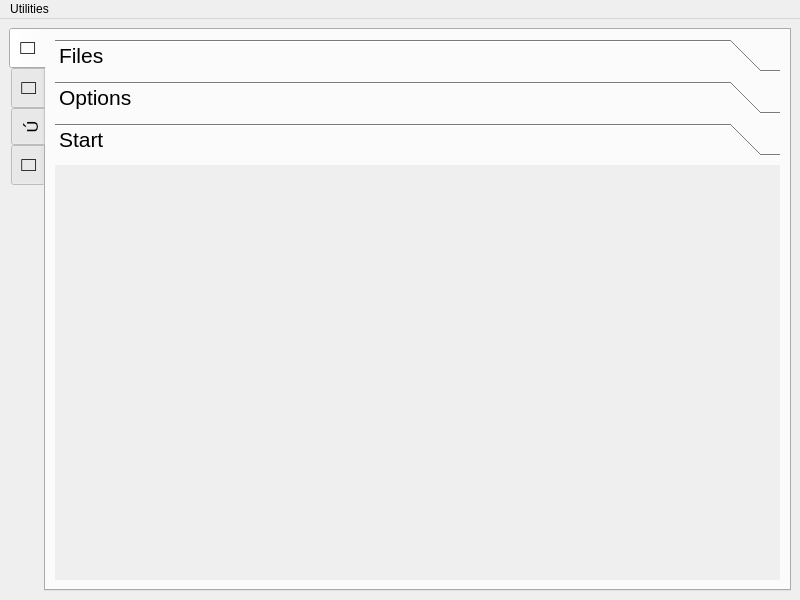
Old version of the form craplog/mainwindow.ui in the repository elB4RTO/LogDoctor.
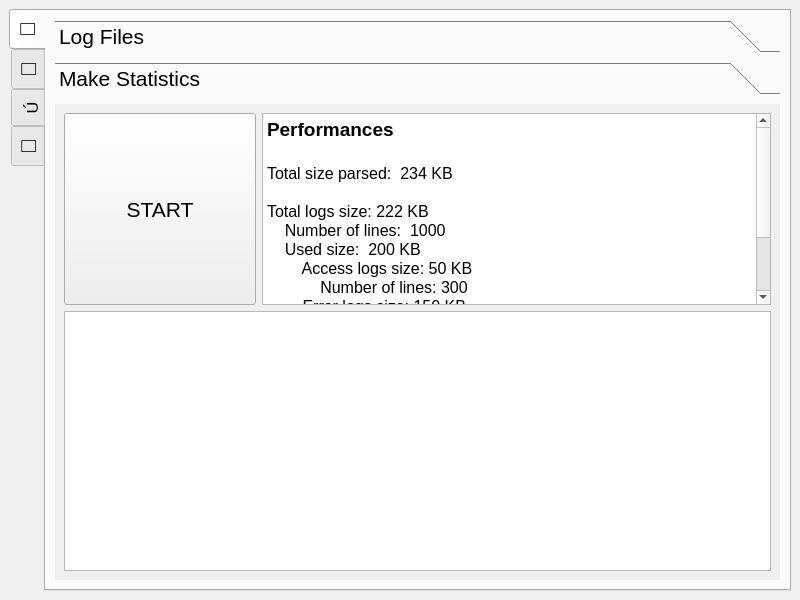
New version of the form. The open tabs and pages were chosen to show the change. Icons and pictures are not drawn.

Commit message: Updated LogsTab design

```diff
--- a/craplog/mainwindow.ui
+++ b/craplog/mainwindow.ui
@@ -76,7 +76,7 @@
         <item>
          <widget class="QToolBox" name="LogBox">
           <property name="sizePolicy">
-           <sizepolicy hsizetype="Expanding" vsizetype="Expanding">
+           <sizepolicy hsizetype="Expanding" vsizetype="MinimumExpanding">
             <horstretch>0</horstretch>
             <verstretch>0</verstretch>
            </sizepolicy>
@@ -88,12 +88,15 @@
            <number>9</number>
           </property>
           <widget class="QWidget" name="LogBoxFiles">
+           <property name="enabled">
+            <bool>true</bool>
+           </property>
            <property name="geometry">
             <rect>
              <x>0</x>
              <y>0</y>
              <width>722</width>
-             <height>395</height>
+             <height>441</height>
             </rect>
            </property>
            <property name="sizePolicy">
@@ -103,20 +106,23 @@
             </sizepolicy>
            </property>
            <attribute name="label">
-            <string>Files</string>
+            <string>Log Files</string>
            </attribute>
            <attribute name="toolTip">
             <string>Select which log files to use</string>
            </attribute>
            <layout class="QGridLayout" name="gridLayout_2">
             <item row="0" column="0" colspan="2">
-             <widget class="QCheckBox" name="checkAllLogFiles">
+             <widget class="QCheckBox" name="checkBox_LogFiles_CheckAll">
               <property name="sizePolicy">
                <sizepolicy hsizetype="Fixed" vsizetype="Fixed">
                 <horstretch>0</horstretch>
                 <verstretch>0</verstretch>
                </sizepolicy>
               </property>
+              <property name="mouseTracking">
+               <bool>false</bool>
+              </property>
               <property name="toolTip">
                <string>Toggle/untoggle selection for all files</string>
               </property>
@@ -170,6 +176,9 @@
             </item>
             <item row="0" column="4" rowspan="3">
              <widget class="QTextBrowser" name="textLogFiles">
+              <property name="mouseTracking">
+               <bool>false</bool>
+              </property>
               <property name="acceptDrops">
                <bool>false</bool>
               </property>
@@ -354,13 +363,13 @@
             </item>
            </layout>
           </widget>
-          <widget class="QWidget" name="LogBoxArgs">
+          <widget class="QWidget" name="LogBoxStart">
            <property name="geometry">
             <rect>
              <x>0</x>
              <y>0</y>
              <width>722</width>
-             <height>395</height>
+             <height>441</height>
             </rect>
            </property>
            <property name="sizePolicy">
@@ -370,98 +379,107 @@
             </sizepolicy>
            </property>
            <attribute name="label">
-            <string>Options</string>
+            <string>Make Statistics</string>
            </attribute>
            <attribute name="toolTip">
-            <string>Define the options to apply while parsing logs</string>
+            <string>Parse the selected files to make statistics</string>
            </attribute>
            <layout class="QGridLayout" name="gridLayout_3">
             <item row="0" column="0">
-             <widget class="QScrollArea" name="scrollArea">
+             <widget class="QPushButton" name="pushButton">
+              <property name="sizePolicy">
+               <sizepolicy hsizetype="MinimumExpanding" vsizetype="Minimum">
+                <horstretch>0</horstretch>
+                <verstretch>0</verstretch>
+               </sizepolicy>
+              </property>
               <property name="minimumSize">
                <size>
-                <width>704</width>
-                <height>377</height>
+                <width>0</width>
+                <height>64</height>
                </size>
               </property>
+              <property name="maximumSize">
+               <size>
+                <width>192</width>
+                <height>16777215</height>
+               </size>
+              </property>
+              <property name="text">
+               <string>START</string>
+              </property>
+             </widget>
+            </item>
+            <item row="0" column="1">
+             <widget class="QTextBrowser" name="textBrowser">
+              <property name="sizePolicy">
+               <sizepolicy hsizetype="Expanding" vsizetype="Preferred">
+                <horstretch>0</horstretch>
+                <verstretch>0</verstretch>
+               </sizepolicy>
+              </property>
+              <property name="minimumSize">
+               <size>
+                <width>0</width>
+                <height>128</height>
+               </size>
+              </property>
+              <property name="maximumSize">
+               <size>
+                <width>16777215</width>
+                <height>256</height>
+               </size>
+              </property>
+              <property name="mouseTracking">
+               <bool>false</bool>
+              </property>
               <property name="focusPolicy">
                <enum>Qt::NoFocus</enum>
               </property>
-              <property name="widgetResizable">
-               <bool>true</bool>
+              <property name="acceptDrops">
+               <bool>false</bool>
               </property>
-              <widget class="QWidget" name="scrollAreaWidgetContents">
-               <property name="geometry">
-                <rect>
-                 <x>0</x>
-                 <y>0</y>
-                 <width>702</width>
-                 <height>375</height>
-                </rect>
-               </property>
-               <widget class="QRadioButton" name="radioButton_DefaultSettings">
-                <property name="geometry">
-                 <rect>
-                  <x>20</x>
-                  <y>20</y>
-                  <width>281</width>
-                  <height>30</height>
-                 </rect>
-                </property>
-                <property name="font">
-                 <font>
-                  <pointsize>13</pointsize>
-                 </font>
-                </property>
-                <property name="text">
-                 <string>use default configuration</string>
-                </property>
-                <property name="checked">
-                 <bool>true</bool>
-                </property>
-               </widget>
-               <widget class="QRadioButton" name="radioButton_CustomSettings">
-                <property name="geometry">
-                 <rect>
-                  <x>20</x>
-                  <y>60</y>
-                  <width>281</width>
-                  <height>30</height>
-                 </rect>
-                </property>
-                <property name="font">
-                 <font>
-                  <pointsize>13</pointsize>
-                 </font>
-                </property>
-                <property name="text">
-                 <string>use custom settings</string>
-                </property>
-               </widget>
-              </widget>
+              <property name="html">
+               <string>&lt;!DOCTYPE HTML PUBLIC &quot;-//W3C//DTD HTML 4.0//EN&quot; &quot;http://www.w3.org/TR/REC-html40/strict.dtd&quot;&gt;
+&lt;html&gt;&lt;head&gt;&lt;meta name=&quot;qrichtext&quot; content=&quot;1&quot; /&gt;&lt;meta charset=&quot;utf-8&quot; /&gt;&lt;style type=&quot;text/css&quot;&gt;
+p, li { white-space: pre-wrap; }
+hr { height: 1px; border-width: 0; }
+&lt;/style&gt;&lt;/head&gt;&lt;body style=&quot; font-family:'Noto Sans'; font-size:16pt; font-weight:400; font-style:normal;&quot;&gt;
+&lt;p style=&quot; margin-top:0px; margin-bottom:0px; margin-left:0px; margin-right:0px; -qt-block-indent:0; text-indent:0px;&quot;&gt;&lt;span style=&quot; font-size:14pt; font-weight:700;&quot;&gt;Performances&lt;/span&gt;&lt;/p&gt;
+&lt;p style=&quot;-qt-paragraph-type:empty; margin-top:0px; margin-bottom:0px; margin-left:0px; margin-right:0px; -qt-block-indent:0; text-indent:0px; font-size:14pt; font-weight:700;&quot;&gt;&lt;br /&gt;&lt;/p&gt;
+&lt;p style=&quot; margin-top:0px; margin-bottom:0px; margin-left:0px; margin-right:0px; -qt-block-indent:0; text-indent:0px;&quot;&gt;&lt;span style=&quot; font-size:12pt;&quot;&gt;Total size parsed:  234 KB&lt;/span&gt;&lt;/p&gt;
+&lt;p style=&quot;-qt-paragraph-type:empty; margin-top:0px; margin-bottom:0px; margin-left:0px; margin-right:0px; -qt-block-indent:0; text-indent:0px; font-size:12pt;&quot;&gt;&lt;br /&gt;&lt;/p&gt;
+&lt;p style=&quot; margin-top:0px; margin-bottom:0px; margin-left:0px; margin-right:0px; -qt-block-indent:0; text-indent:0px;&quot;&gt;&lt;span style=&quot; font-size:12pt;&quot;&gt;Total logs size: 222 KB&lt;/span&gt;&lt;/p&gt;
+&lt;p style=&quot; margin-top:0px; margin-bottom:0px; margin-left:0px; margin-right:0px; -qt-block-indent:0; text-indent:0px;&quot;&gt;&lt;span style=&quot; font-size:12pt;&quot;&gt;    Number of lines:  1000&lt;/span&gt;&lt;/p&gt;
+&lt;p style=&quot; margin-top:0px; margin-bottom:0px; margin-left:0px; margin-right:0px; -qt-block-indent:0; text-indent:0px;&quot;&gt;&lt;span style=&quot; font-size:12pt;&quot;&gt;    Used size:  200 KB&lt;/span&gt;&lt;/p&gt;
+&lt;p style=&quot; margin-top:0px; margin-bottom:0px; margin-left:0px; margin-right:0px; -qt-block-indent:0; text-indent:0px;&quot;&gt;&lt;span style=&quot; font-size:12pt;&quot;&gt;        Access logs size: 50 KB&lt;/span&gt;&lt;/p&gt;
+&lt;p style=&quot; margin-top:0px; margin-bottom:0px; margin-left:0px; margin-right:0px; -qt-block-indent:0; text-indent:0px;&quot;&gt;&lt;span style=&quot; font-size:12pt;&quot;&gt;            Number of lines: 300&lt;/span&gt;&lt;/p&gt;
+&lt;p style=&quot; margin-top:0px; margin-bottom:0px; margin-left:0px; margin-right:0px; -qt-block-indent:0; text-indent:0px;&quot;&gt;&lt;span style=&quot; font-size:12pt;&quot;&gt;        Error logs size: 150 KB&lt;/span&gt;&lt;/p&gt;
+&lt;p style=&quot; margin-top:0px; margin-bottom:0px; margin-left:0px; margin-right:0px; -qt-block-indent:0; text-indent:0px;&quot;&gt;&lt;span style=&quot; font-size:12pt;&quot;&gt;            Number of lines: 695&lt;/span&gt;&lt;/p&gt;
+&lt;p style=&quot; margin-top:0px; margin-bottom:0px; margin-left:0px; margin-right:0px; -qt-block-indent:0; text-indent:0px;&quot;&gt;&lt;span style=&quot; font-size:12pt;&quot;&gt;    Discarded size: 22 KB&lt;/span&gt;&lt;/p&gt;
+&lt;p style=&quot; margin-top:0px; margin-bottom:0px; margin-left:0px; margin-right:0px; -qt-block-indent:0; text-indent:0px;&quot;&gt;&lt;span style=&quot; font-size:12pt;&quot;&gt;        Number of lines: 5&lt;/span&gt;&lt;/p&gt;
+&lt;p style=&quot;-qt-paragraph-type:empty; margin-top:0px; margin-bottom:0px; margin-left:0px; margin-right:0px; -qt-block-indent:0; text-indent:0px; font-size:12pt;&quot;&gt;&lt;br /&gt;&lt;/p&gt;&lt;/body&gt;&lt;/html&gt;</string>
+              </property>
+             </widget>
+            </item>
+            <item row="1" column="0" colspan="2">
+             <widget class="QGraphicsView" name="graphicsView">
+              <property name="minimumSize">
+               <size>
+                <width>0</width>
+                <height>256</height>
+               </size>
+              </property>
+              <property name="focusPolicy">
+               <enum>Qt::NoFocus</enum>
+              </property>
+              <property name="acceptDrops">
+               <bool>false</bool>
+              </property>
              </widget>
             </item>
            </layout>
           </widget>
-          <widget class="QWidget" name="LogBoxStart">
-           <property name="geometry">
-            <rect>
-             <x>0</x>
-             <y>0</y>
-             <width>722</width>
-             <height>395</height>
-            </rect>
-           </property>
-           <property name="sizePolicy">
-            <sizepolicy hsizetype="Expanding" vsizetype="Expanding">
-             <horstretch>0</horstretch>
-             <verstretch>0</verstretch>
-            </sizepolicy>
-           </property>
-           <attribute name="label">
-            <string>Start</string>
-           </attribute>
-          </widget>
          </widget>
         </item>
        </layout>
@@ -477,7 +495,7 @@
         <string notr="true"></string>
        </attribute>
        <attribute name="toolTip">
-        <string>View your statisticsView your statistics</string>
+        <string>View your statistics</string>
        </attribute>
       </widget>
       <widget class="QWidget" name="Up">
@@ -521,16 +539,6 @@
      <height>27</height>
     </rect>
    </property>
-   <widget class="QMenu" name="menuFile">
-    <property name="acceptDrops">
-     <bool>false</bool>
-    </property>
-    <property name="title">
-     <string>Utilities</string>
-    </property>
-    <addaction name="actionCrapnote"/>
-   </widget>
-   <addaction name="menuFile"/>
   </widget>
   <action name="actionCrapnote">
    <property name="text">
```
The commit also changes 2 other files.
